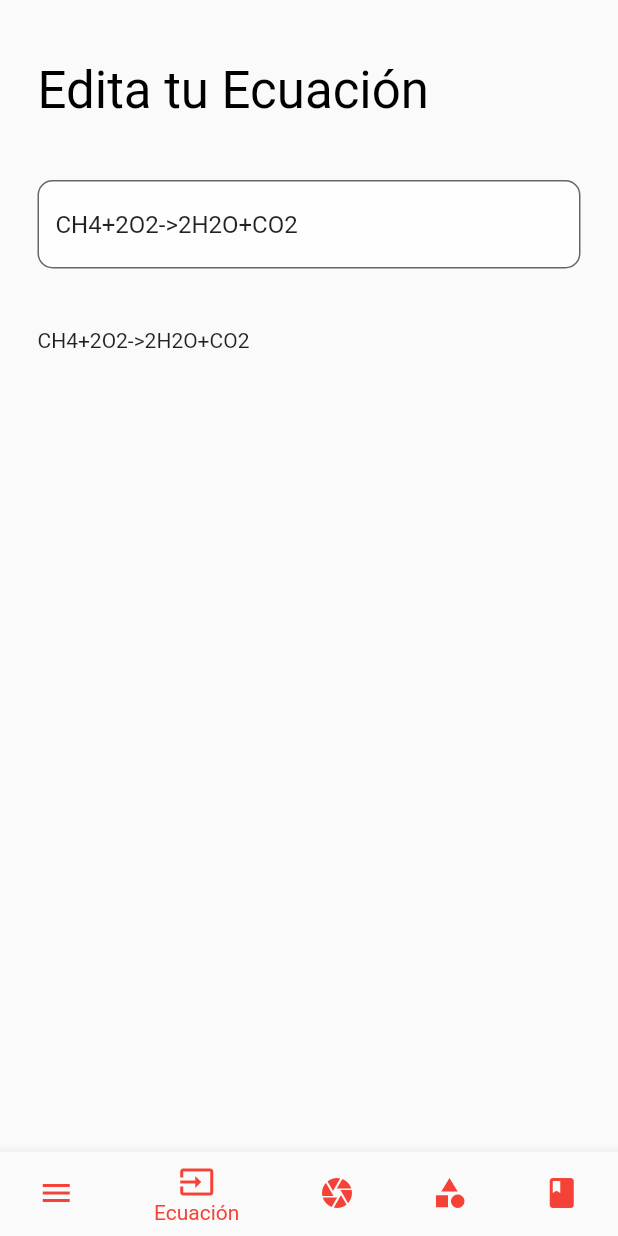
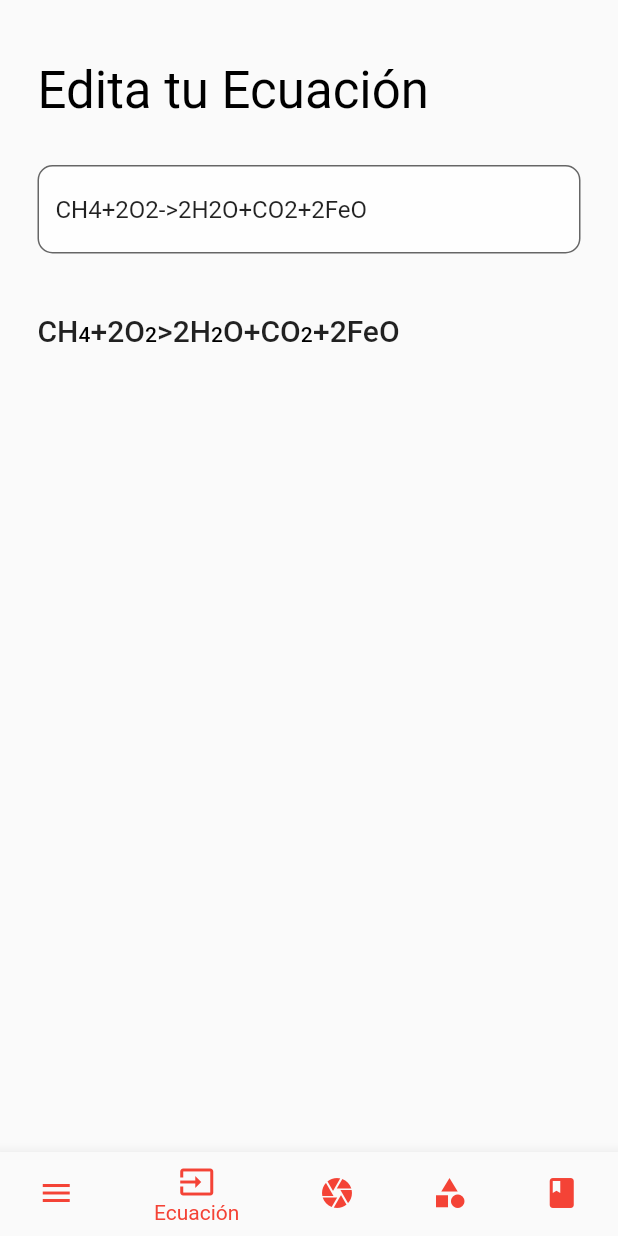
Before and after one commit to baesparza/photochemist, a Flutter app: the screen it shows after launch, item 2 of the bottom bar chosen, on a phone screen of 412 x 824 dp. Run offline on Flutter 3.47's test engine with Material 2 defaults, Android fonts, the phone set to English and light mode, and no system bars.

Commit message:
feat(Equation): add Chemistry text Builder

```diff
--- a/lib/screens/home/inputEquationView.dart
+++ b/lib/screens/home/inputEquationView.dart
@@ -1,8 +1,9 @@
 import 'package:flutter/material.dart';
+import 'package:flutter/rendering.dart';
 
 class InputEquationView extends StatelessWidget {
   /// TODO: temporal var
-  static const testInput = 'CH4+2O2->2H2O+CO2';
+  static const testInput = 'CH4+2O2->2H2O+CO2+2FeO';
 
   const InputEquationView({
     Key key,
@@ -18,10 +19,10 @@ class InputEquationView extends StatelessWidget {
             'Edita tu Ecuación',
             style: Theme.of(context).textTheme.display1.copyWith(color: Colors.black),
           ),
+          Container(height: 30),
+          EquationInputField(testInput: testInput),
           Container(height: 40),
-          new EquationInputField(testInput: testInput),
-          Container(height: 40),
-          new EquationDisplayTextMode(equationText: testInput),
+          EquationDisplayTextMode(rawEquationText: testInput),
         ],
       ),
     );
@@ -57,111 +58,101 @@ class EquationInputField extends StatelessWidget {
 }
 
 class EquationDisplayTextMode extends StatelessWidget {
+  final String rawEquationText;
+
   EquationDisplayTextMode({
     Key key,
-    @required this.equationText,
-  })  : assert(equationText != null),
-        super(key: key) {
-    Equation e = Equation.fromString(this.equationText);
-    print(this.equationText);
-    print(e.toString());
-  }
-
-// TODO: remove class attribute
-  final String equationText;
-  List<String> parsedEquation = [];
+    @required this.rawEquationText,
+  })  : assert(rawEquationText != null),
+        super(key: key);
 
   @override
   Widget build(BuildContext context) {
-    return Text(InputEquationView.testInput);
-  }
-}
-
-abstract class Operate {
-  String toString();
-  void operate();
-}
-
-class Equation extends Operate {
-  Part reactants;
-  Part products;
-
-  Equation.fromString(String rawEquation) {
-    List<String> data = rawEquation.split(new RegExp(r'([->\,>\,=>])'));
-    if (data.length != 3) return;
-    this.reactants = new Part.fromString(data[0]);
-    this.products = new Part.fromString(data[2]);
+    return RichText(
+      text: TextSpan(
+        style: Theme.of(context).textTheme.title,
+        children: this._buildEquation(context),
+      ),
+    );
   }
 
-  @override
-  void operate() {
-    // TODO: implement operate
+  List<TextSpan> _buildEquation(BuildContext context) {
+    List<String> data = this.rawEquationText.split(RegExp(r'([->\,>\,=>])'));
+    if (data.length != 3) return [];
+    return [
+      ...this._buildPart(context, rawPartText: data[0]),
+      TextSpan(text: '>'),
+      ...this._buildPart(context, rawPartText: data[2]),
+    ];
   }
 
-  @override
-  String toString() {
-    return '${this.reactants.toString()};>;${this.products.toString()}';
-  }
-}
+  List<TextSpan> _buildPart(BuildContext context, {String rawPartText}) {
+    List<String> compounds = rawPartText.split(RegExp(r'([+])'));
 
-class Part extends Operate {
-  List<Compound> compounds = [];
-
-  Part.fromString(String rawPart) {
-    rawPart.split(new RegExp(r'([+])')).forEach((c) {
-      this.compounds.insert(this.compounds.length, new Compound.fromString(c));
-    });
+    return [
+      for (var i = 0; i < compounds.length; i++)
+        TextSpan(
+          children: <TextSpan>[
+            ...this._buildCompound(context, rawCompoundText: compounds[i]),
+            if (i < compounds.length - 1) TextSpan(text: '+'),
+          ],
+        ),
+    ];
   }
 
-  @override
-  void operate() {
-    // TODO: implement operate
-  }
+  List<TextSpan> _buildCompound(BuildContext context, {String rawCompoundText}) {
+    int numberOfMoleculesOfCompound;
+    List<String> elements = [];
 
-  @override
-  String toString() {
-    String res = '';
-    for (var i = 0; i < compounds.length; i++) {
-      if (i > 0) res = '${res};+;';
-      res = '${res}${compounds[i].toString()}';
-    }
-    return res;
-  }
-}
-
-class Compound extends Operate {
-  int numberOfMoleculesOfCompound = 1;
-  List<String> elements = [];
-  Compound.fromString(String rawCompound) {
     do {
-      int indexOfLastCapitalLetter = rawCompound.lastIndexOf(new RegExp(r'([A-Z])'));
+      int indexOfLastCapitalLetter = rawCompoundText.lastIndexOf(RegExp(r'([A-Z])'));
       if (indexOfLastCapitalLetter <= 0) {
         /// validate if not number to be added
-        int tempNumber = int.tryParse(rawCompound);
+        int tempNumber = int.tryParse(rawCompoundText);
         if (tempNumber == null)
-          elements.insert(0, rawCompound);
+          elements.insert(0, rawCompoundText);
         else
           numberOfMoleculesOfCompound = tempNumber;
         break;
       }
-      elements.insert(0, rawCompound.substring(indexOfLastCapitalLetter));
-      rawCompound = rawCompound.substring(0, indexOfLastCapitalLetter);
+      elements.insert(0, rawCompoundText.substring(indexOfLastCapitalLetter));
+      rawCompoundText = rawCompoundText.substring(0, indexOfLastCapitalLetter);
     } while (true);
+
+    return [
+      if (numberOfMoleculesOfCompound != null)
+        TextSpan(
+          text: numberOfMoleculesOfCompound.toString(),
+          style: Theme.of(context).textTheme.title,
+        ),
+      for (var element in elements)
+        ...this._buildElementComponent(context, rawElementText: element),
+    ];
   }
 
-  @override
-  void operate() {
-    // TODO: implement operate
-  }
+  List<TextSpan> _buildElementComponent(BuildContext context, {String rawElementText}) {
+    String _element;
+    String _subScript;
 
-  @override
-  String toString() {
-    String res =
-        (this.numberOfMoleculesOfCompound == 1) ? '' : '${this.numberOfMoleculesOfCompound};';
-    for (var i = 0; i < elements.length; i++) {
-      res = '${res}${elements[i]}';
-      if (i != elements.length - 1) res += ';';
+    int indexOfSubscript = rawElementText.lastIndexOf(RegExp(r'([0-9])'));
+
+    /// if indexOfSubscript is different than '-1' means that the rawTextElement
+    /// contains a number, thats considered to be subscript. So if thats the case
+    /// split the String in two parts
+    if (indexOfSubscript != -1) {
+      _subScript = rawElementText.substring(indexOfSubscript);
+      _element = rawElementText.substring(0, indexOfSubscript);
+    } else {
+      _element = rawElementText;
     }
-    return res;
+
+    return [
+      TextSpan(text: _element),
+      if (_subScript != null)
+        TextSpan(
+          text: _subScript,
+          style: Theme.of(context).textTheme.subtitle,
+        ),
+    ];
   }
 }
```
Also changed, not shown: pubspec.yaml (+1 -7 lines), pubspec.lock.
